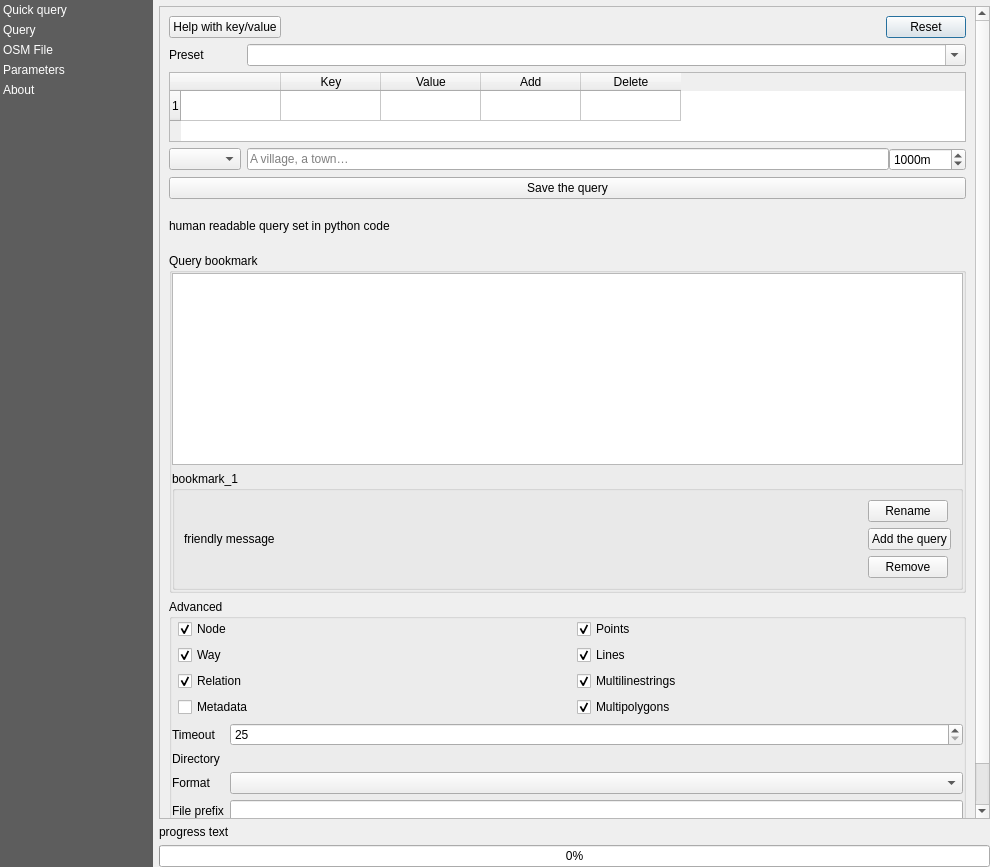
This is QuickOSM/resources/ui/main_window.ui in 3liz/QgisQuickOSMPlugin as Qt 5 draws it before an edit. The edited form follows.
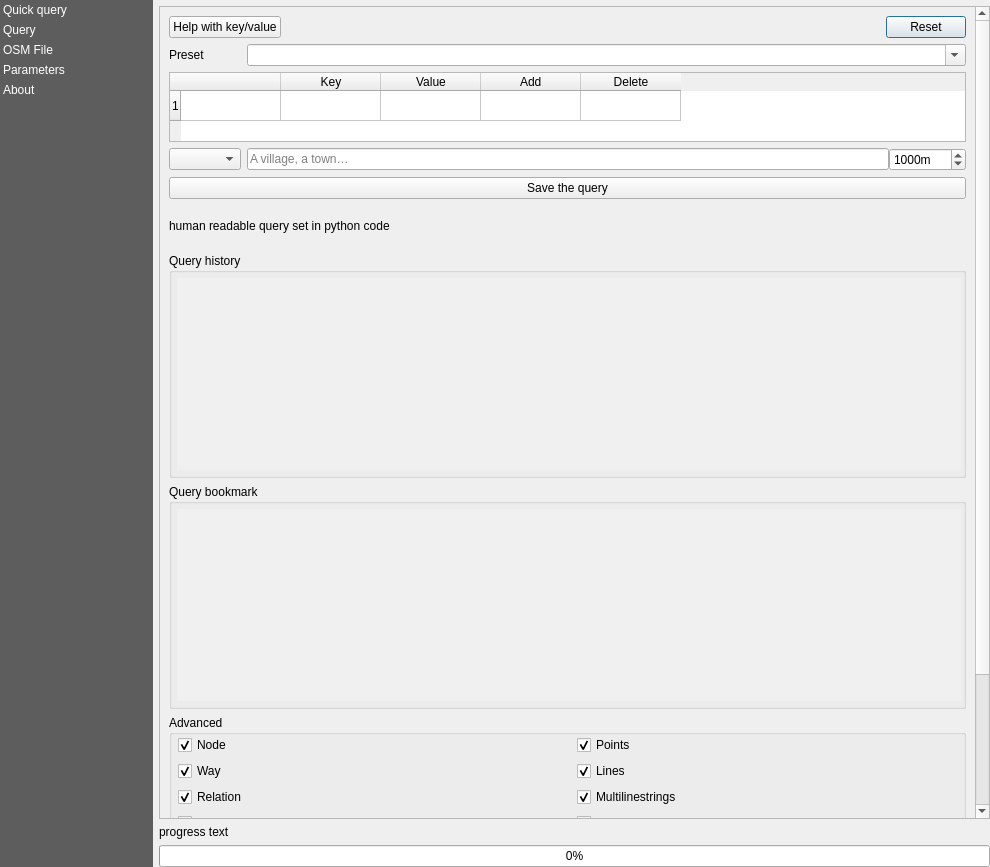
This is the edited form. Custom widgets are drawn as their Qt base class.

Commit message: Add history and actions on saved queries

```diff
--- a/QuickOSM/resources/ui/main_window.ui
+++ b/QuickOSM/resources/ui/main_window.ui
@@ -132,7 +132,7 @@
           <x>0</x>
           <y>0</y>
           <width>810</width>
-          <height>839</height>
+          <height>946</height>
          </rect>
         </property>
         <property name="minimumSize">
@@ -417,8 +417,91 @@
                </item>
               </layout>
              </item>
+             <item>
+              <widget class="QgsCollapsibleGroupBox" name="query_historic">
+               <property name="title">
+                <string>Query history</string>
+               </property>
+               <layout class="QVBoxLayout" name="verticalLayout_19">
+                <property name="leftMargin">
+                 <number>5</number>
+                </property>
+                <property name="topMargin">
+                 <number>5</number>
+                </property>
+                <property name="rightMargin">
+                 <number>2</number>
+                </property>
+                <property name="bottomMargin">
+                 <number>5</number>
+                </property>
+                <item>
+                 <widget class="QListWidget" name="list_historic">
+                  <property name="palette">
+                   <palette>
+                    <active>
+                     <colorrole role="Base">
+                      <brush brushstyle="SolidPattern">
+                       <color alpha="255">
+                        <red>240</red>
+                        <green>240</green>
+                        <blue>240</blue>
+                       </color>
+                      </brush>
+                     </colorrole>
+                    </active>
+                    <inactive>
+                     <colorrole role="Base">
+                      <brush brushstyle="SolidPattern">
+                       <color alpha="255">
+                        <red>240</red>
+                        <green>240</green>
+                        <blue>240</blue>
+                       </color>
+                      </brush>
+                     </colorrole>
+                    </inactive>
+                    <disabled>
+                     <colorrole role="Base">
+                      <brush brushstyle="SolidPattern">
+                       <color alpha="255">
+                        <red>240</red>
+                        <green>240</green>
+                        <blue>240</blue>
+                       </color>
+                      </brush>
+                     </colorrole>
+                    </disabled>
+                   </palette>
+                  </property>
+                  <property name="frameShape">
+                   <enum>QFrame::NoFrame</enum>
+                  </property>
+                  <property name="editTriggers">
+                   <set>QAbstractItemView::NoEditTriggers</set>
+                  </property>
+                  <property name="verticalScrollMode">
+                   <enum>QAbstractItemView::ScrollPerPixel</enum>
+                  </property>
+                  <property name="horizontalScrollMode">
+                   <enum>QAbstractItemView::ScrollPerPixel</enum>
+                  </property>
+                  <property name="wordWrap">
+                   <bool>true</bool>
+                  </property>
+                 </widget>
+                </item>
+               </layout>
+              </widget>
+             </item>
              <item>
               <widget class="QgsCollapsibleGroupBox" name="bookmark">
+               <property name="sizePolicy">
+                <sizepolicy hsizetype="Preferred" vsizetype="Fixed">
+                 <horstretch>0</horstretch>
+                 <verstretch>0</verstretch>
+                </sizepolicy>
+               </property>
                <property name="title">
                 <string>Query bookmark</string>
                </property>
@@ -427,110 +510,86 @@
                </property>
                <layout class="QVBoxLayout" name="verticalLayout_17">
                 <property name="leftMargin">
-                 <number>0</number>
+                 <number>5</number>
                 </property>
                 <property name="topMargin">
-                 <number>0</number>
+                 <number>5</number>
                 </property>
                 <property name="rightMargin">
-                 <number>0</number>
+                 <number>2</number>
                 </property>
                 <property name="bottomMargin">
-                 <number>0</number>
+                 <number>5</number>
                 </property>
                 <item>
-                 <widget class="QListWidget" name="listWidget"/>
-                </item>
-                <item>
-                 <widget class="QGroupBox" name="groupBox_7">
+                 <widget class="QListWidget" name="list_bookmark">
                   <property name="sizePolicy">
-                   <sizepolicy hsizetype="Preferred" vsizetype="Preferred">
+                   <sizepolicy hsizetype="Expanding" vsizetype="Expanding">
                     <horstretch>0</horstretch>
                     <verstretch>0</verstretch>
                    </sizepolicy>
                   </property>
-                  <property name="title">
-                   <string>bookmark_1</string>
+                  <property name="palette">
+                   <palette>
+                    <active>
+                     <colorrole role="Base">
+                      <brush brushstyle="SolidPattern">
+                       <color alpha="255">
+                        <red>240</red>
+                        <green>240</green>
+                        <blue>240</blue>
+                       </color>
+                      </brush>
+                     </colorrole>
+                    </active>
+                    <inactive>
+                     <colorrole role="Base">
+                      <brush brushstyle="SolidPattern">
+                       <color alpha="255">
+                        <red>240</red>
+                        <green>240</green>
+                        <blue>240</blue>
+                       </color>
+                      </brush>
+                     </colorrole>
+                    </inactive>
+                    <disabled>
+                     <colorrole role="Base">
+                      <brush brushstyle="SolidPattern">
+                       <color alpha="255">
+                        <red>240</red>
+                        <green>240</green>
+                        <blue>240</blue>
+                       </color>
+                      </brush>
+                     </colorrole>
+                    </disabled>
+                   </palette>
                   </property>
-                  <layout class="QHBoxLayout" name="horizontalLayout_13">
-                   <item>
-                    <layout class="QHBoxLayout" name="horizontalLayout_12">
-                     <item>
-                      <layout class="QVBoxLayout" name="verticalLayout_20">
-                       <item>
-                        <widget class="QLabel" name="label_41">
-                         <property name="text">
-                          <string>friendly message</string>
-                         </property>
-                        </widget>
-                       </item>
-                      </layout>
-                     </item>
-                     <item>
-                      <spacer name="horizontalSpacer_5">
-                       <property name="orientation">
-                        <enum>Qt::Horizontal</enum>
-                       </property>
-                       <property name="sizeHint" stdset="0">
-                        <size>
-                         <width>40</width>
-                         <height>20</height>
-                        </size>
-                       </property>
-                      </spacer>
-                     </item>
-                     <item>
-                      <layout class="QVBoxLayout" name="verticalLayout_19">
-                       <property name="sizeConstraint">
-                        <enum>QLayout::SetMinimumSize</enum>
-                       </property>
-                       <item>
-                        <widget class="QPushButton" name="pushButton_2">
-                         <property name="sizePolicy">
-                          <sizepolicy hsizetype="Fixed" vsizetype="Preferred">
-                           <horstretch>0</horstretch>
-                           <verstretch>0</verstretch>
-                          </sizepolicy>
-                         </property>
-                         <property name="layoutDirection">
-                          <enum>Qt::LeftToRight</enum>
-                         </property>
-                         <property name="text">
-                          <string>Rename</string>
-                         </property>
-                        </widget>
-                       </item>
-                       <item>
-                        <widget class="QPushButton" name="pushButton_3">
-                         <property name="sizePolicy">
-                          <sizepolicy hsizetype="Fixed" vsizetype="Preferred">
-                           <horstretch>0</horstretch>
-                           <verstretch>0</verstretch>
-                          </sizepolicy>
-                         </property>
-                         <property name="text">
-                          <string>Add the query</string>
-                         </property>
-                        </widget>
-                       </item>
-                       <item>
-                        <widget class="QPushButton" name="pushButton">
-                         <property name="sizePolicy">
-                          <sizepolicy hsizetype="Fixed" vsizetype="Preferred">
-                           <horstretch>0</horstretch>
-                           <verstretch>0</verstretch>
-                          </sizepolicy>
-                         </property>
-                         <property name="text">
-                          <string>Remove</string>
-                         </property>
-                        </widget>
-                       </item>
-                      </layout>
-                     </item>
-                    </layout>
-                   </item>
-                  </layout>
+                  <property name="frameShape">
+                   <enum>QFrame::NoFrame</enum>
+                  </property>
+                  <property name="lineWidth">
+                   <number>1</number>
+                  </property>
+                  <property name="autoScrollMargin">
+                   <number>16</number>
+                  </property>
+                  <property name="editTriggers">
+                   <set>QAbstractItemView::NoEditTriggers</set>
+                  </property>
+                  <property name="verticalScrollMode">
+                   <enum>QAbstractItemView::ScrollPerPixel</enum>
+                  </property>
+                  <property name="horizontalScrollMode">
+                   <enum>QAbstractItemView::ScrollPerPixel</enum>
+                  </property>
+                  <property name="spacing">
+                   <number>5</number>
+                  </property>
+                  <property name="wordWrap">
+                   <bool>true</bool>
+                  </property>
                  </widget>
                 </item>
                 <item>
@@ -618,7 +677,7 @@
                       </property>
                      </widget>
                     </item>
-                    <item row="1" column="1">
+                    <item row="2" column="1">
                      <widget class="QCheckBox" name="checkbox_lines_qq">
                       <property name="text">
                        <string>Lines</string>
@@ -628,7 +687,7 @@
                       </property>
                      </widget>
                     </item>
-                    <item row="3" column="1">
+                    <item row="4" column="1">
                      <widget class="QCheckBox" name="checkbox_multipolygons_qq">
                       <property name="text">
                        <string>Multipolygons</string>
@@ -638,7 +697,7 @@
                       </property>
                      </widget>
                     </item>
-                    <item row="2" column="1">
+                    <item row="3" column="1">
                      <widget class="QCheckBox" name="checkbox_multilinestrings_qq">
                       <property name="text">
                        <string>Multilinestrings</string>
```
Left out of the diff: 3 changed lines with no effect on the pictures. The commit also changes 6 other files.
